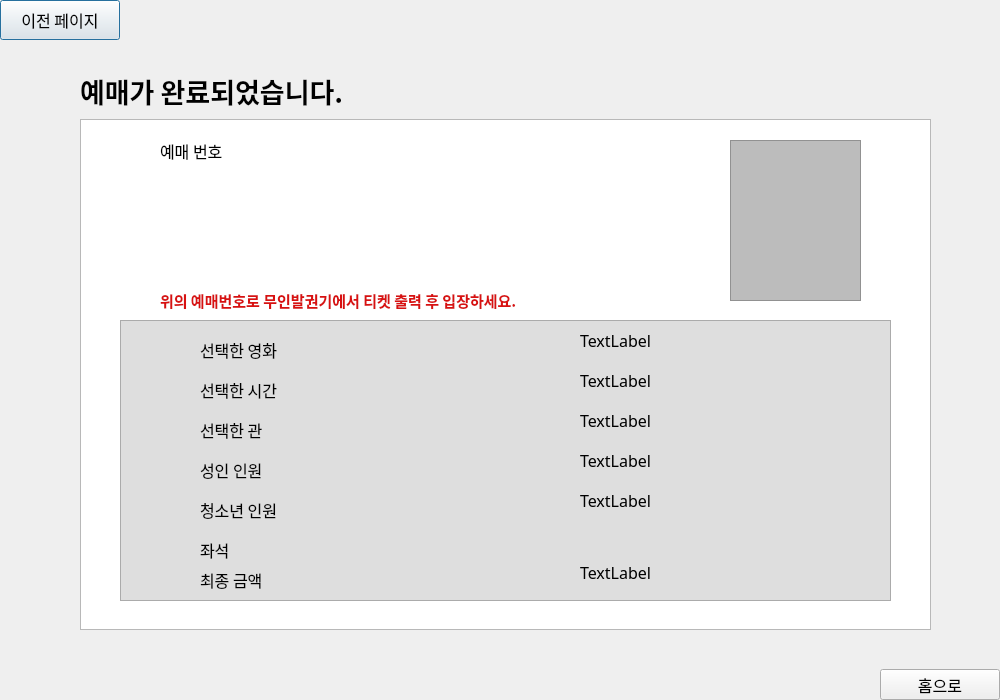
This is ui/bookpage5.ui in 2sseong/mini_project_2025-03 as Qt 5 draws it before an edit. The edited form follows.
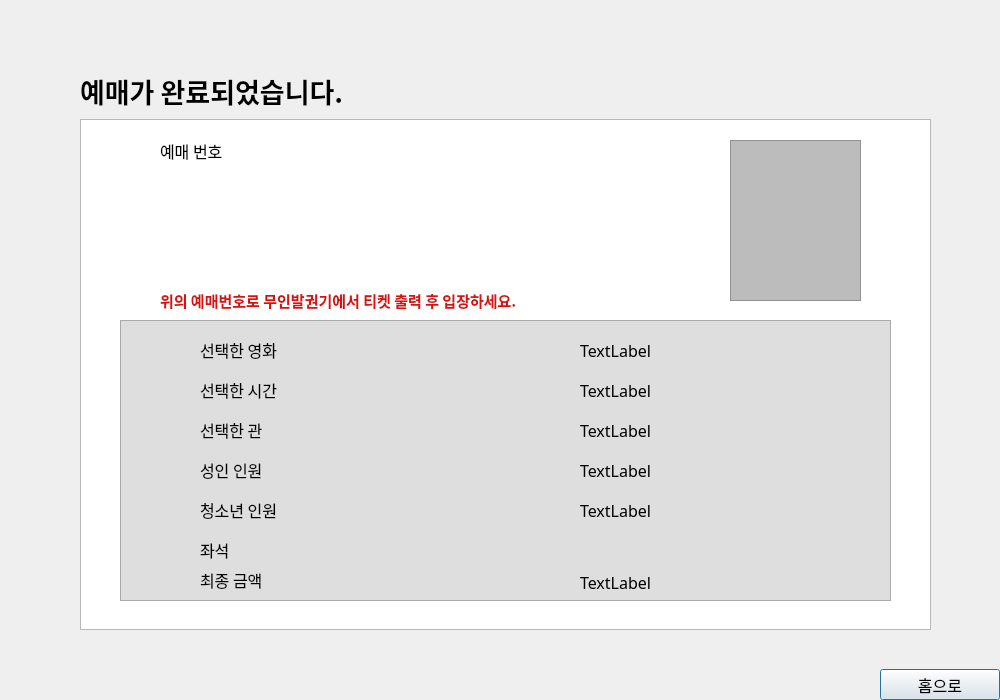
This is the edited form.

Patch:
```diff
--- a/ui/bookpage5.ui
+++ b/ui/bookpage5.ui
@@ -13,25 +13,6 @@
   <property name="windowTitle">
    <string>Dialog</string>
   </property>
-  <widget class="QPushButton" name="btn_goback">
-   <property name="geometry">
-    <rect>
-     <x>0</x>
-     <y>0</y>
-     <width>120</width>
-     <height>40</height>
-    </rect>
-   </property>
-   <property name="font">
-    <font>
-     <family>NanumGothic</family>
-     <pointsize>12</pointsize>
-    </font>
-   </property>
-   <property name="text">
-    <string>이전 페이지</string>
-   </property>
-  </widget>
   <widget class="QPushButton" name="btn_home">
    <property name="geometry">
     <rect>
@@ -74,7 +55,7 @@
    <property name="geometry">
     <rect>
      <x>580</x>
-     <y>410</y>
+     <y>420</y>
      <width>200</width>
      <height>20</height>
     </rect>
@@ -150,7 +131,7 @@
    <property name="geometry">
     <rect>
      <x>580</x>
-     <y>330</y>
+     <y>340</y>
      <width>200</width>
      <height>20</height>
     </rect>
@@ -207,7 +188,7 @@
    <property name="geometry">
     <rect>
      <x>580</x>
-     <y>370</y>
+     <y>380</y>
      <width>200</width>
      <height>20</height>
     </rect>
@@ -226,7 +207,7 @@
    <property name="geometry">
     <rect>
      <x>580</x>
-     <y>450</y>
+     <y>460</y>
      <width>200</width>
      <height>20</height>
     </rect>
@@ -264,7 +245,7 @@
    <property name="geometry">
     <rect>
      <x>580</x>
-     <y>490</y>
+     <y>500</y>
      <width>200</width>
      <height>20</height>
     </rect>
@@ -304,7 +285,7 @@
    <property name="geometry">
     <rect>
      <x>580</x>
-     <y>560</y>
+     <y>570</y>
      <width>200</width>
      <height>25</height>
     </rect>
```
Left out of the diff: 25 changed lines with no effect on the pictures.
